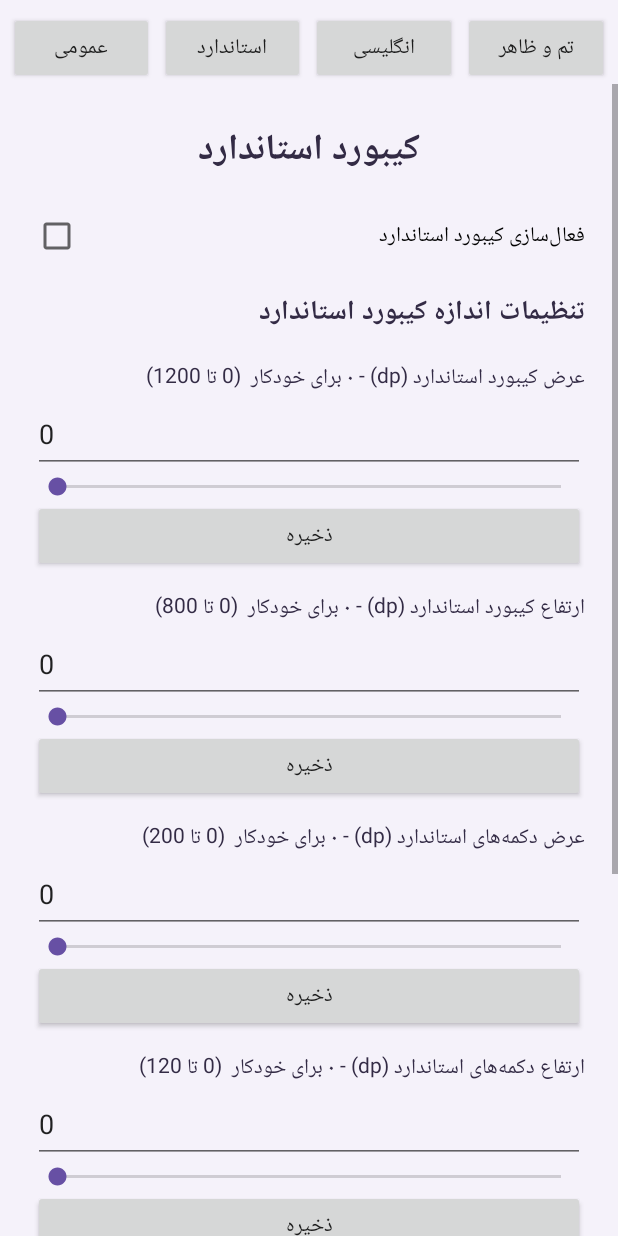
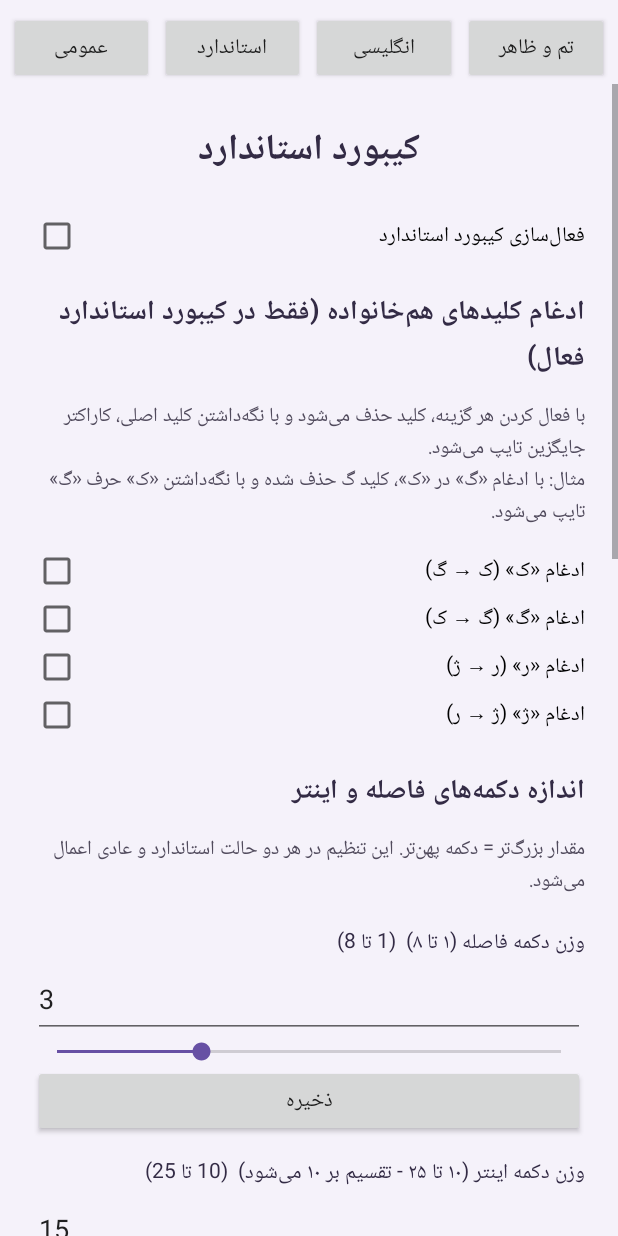
Before and after one commit to smhosseini397/SMHKeyBoard.ai, an Android app: the screen it shows after launch (SettingsActivity), after a tap on "استاندارد", on a phone screen of 412 x 824 dp. Run offline under Robolectric (Android 15) with nearby library versions, the phone set to English and light mode, and no system bars; 1 other tap on this screen came first.

Commit message:
Update SettingsActivity.kt

```diff
--- a/app/src/main/java/com/farshekashan/keyfarsi/SettingsActivity.kt
+++ b/app/src/main/java/com/farshekashan/keyfarsi/SettingsActivity.kt
@@ -197,8 +197,6 @@ class SettingsActivity : Activity() {
         addNumberField(outer, "عرض دکمه‌ها (dp) - ۰ برای خودکار", "fa_key_width", 0, 0, 200)
         addNumberField(outer, "ارتفاع دکمه‌ها (dp)", "fa_key_height", 48, 30, 120)
         addNumberField(outer, "فاصله بین دکمه‌ها (dp)", "fa_key_gap", 4, 0, 20)
-
-        // ✅ فیلد جدید: حاشیه امن (۱ تا ۵ پیکسل)
         addNumberField(outer, "حاشیه امن (پیکسل) - برای جلوگیری از بیرون‌زدگی دکمه‌ها", "keyboard_padding", 2, 1, 5)
 
         outer.addView(sectionTitle("تنظیمات عمومی (حالت افقی)"))
@@ -276,6 +274,50 @@ class SettingsActivity : Activity() {
             }
         }
         outer.addView(standardBig)
+
+        // ========== بخش جدید: ادغام کلیدها (جداگانه) ==========
+        outer.addView(sectionTitle("ادغام کلیدهای هم‌خانواده (فقط در کیبورد استاندارد فعال)"))
+
+        outer.addView(TextView(this).apply {
+            text = "با فعال کردن هر گزینه، کلید حذف می‌شود و با نگه‌داشتن کلید اصلی، کاراکتر جایگزین تایپ می‌شود.\nمثال: با ادغام «گ» در «ک»، کلید گ حذف شده و با نگه‌داشتن «ک» حرف «گ» تایپ می‌شود."
+            textSize = 13f
+            setTextColor(0xFF514B5D.toInt())
+            setPadding(0, dp(4), 0, dp(12))
+        })
+
+        val mergeKeyOptions = listOf(
+            Triple("merge_key_kaf", "ادغام «ک» (ک → گ)", "گ"),
+            Triple("merge_key_gaf", "ادغام «گ» (گ → ک)", "ک"),
+            Triple("merge_key_re", "ادغام «ر» (ر → ژ)", "ژ"),
+            Triple("merge_key_zhe", "ادغام «ژ» (ژ → ر)", "ر")
+        )
+
+        mergeKeyOptions.forEach { (key, label, _) ->
+            val cb = CheckBox(this).apply {
+                text = label
+                isChecked = prefs.getBoolean(key, false)
+                setOnCheckedChangeListener { _, checked ->
+                    prefs.edit().putBoolean(key, checked).apply()
+                    Toast.makeText(
+                        this@SettingsActivity,
+                        "برای اعمال تغییرات، کیبورد را ببندید و دوباره باز کنید",
+                        Toast.LENGTH_SHORT
+                    ).show()
+                }
+            }
+            outer.addView(cb)
+        }
+
+        // ========== بخش جدید: اندازه دکمه‌های Space و Enter ==========
+        outer.addView(sectionTitle("اندازه دکمه‌های فاصله و اینتر"))
+        outer.addView(TextView(this).apply {
+            text = "مقدار بزرگ‌تر = دکمه پهن‌تر. این تنظیم در هر دو حالت استاندارد و عادی اعمال می‌شود."
+            textSize = 13f
+            setTextColor(0xFF514B5D.toInt())
+            setPadding(0, dp(4), 0, dp(10))
+        })
+        addNumberField(outer, "وزن دکمه فاصله (۱ تا ۸)", "space_weight", 3, 1, 8)
+        addNumberField(outer, "وزن دکمه اینتر (۱۰ تا ۲۵ - تقسیم بر ۱۰ می‌شود)", "enter_weight", 15, 10, 25)
 
         outer.addView(sectionTitle("تنظیمات اندازه کیبورد استاندارد"))
         addNumberField(outer, "عرض کیبورد استاندارد (dp) - ۰ برای خودکار", "standard_keyboard_width", 0, 0, 1200)
@@ -387,7 +429,14 @@ class SettingsActivity : Activity() {
                     .putInt("standard_key_height", 0)
                     .putInt("standard_key_gap", -1)
                     .putInt("standard_scale", 100)
-                    .putInt("keyboard_padding", 2) // ✅ بازنشانی حاشیه امن
+                    .putInt("keyboard_padding", 2)
+                    // ✅ بازنشانی گزینه‌های جدید
+                    .putBoolean("merge_key_kaf", false)
+                    .putBoolean("merge_key_gaf", false)
+                    .putBoolean("merge_key_re", false)
+                    .putBoolean("merge_key_zhe", false)
+                    .putInt("space_weight", 3)
+                    .putInt("enter_weight", 15)
                     .putBoolean("dark", false)
                     .putString("theme", "default")
                     .putBoolean("standard_big_keyboard", false)
```
